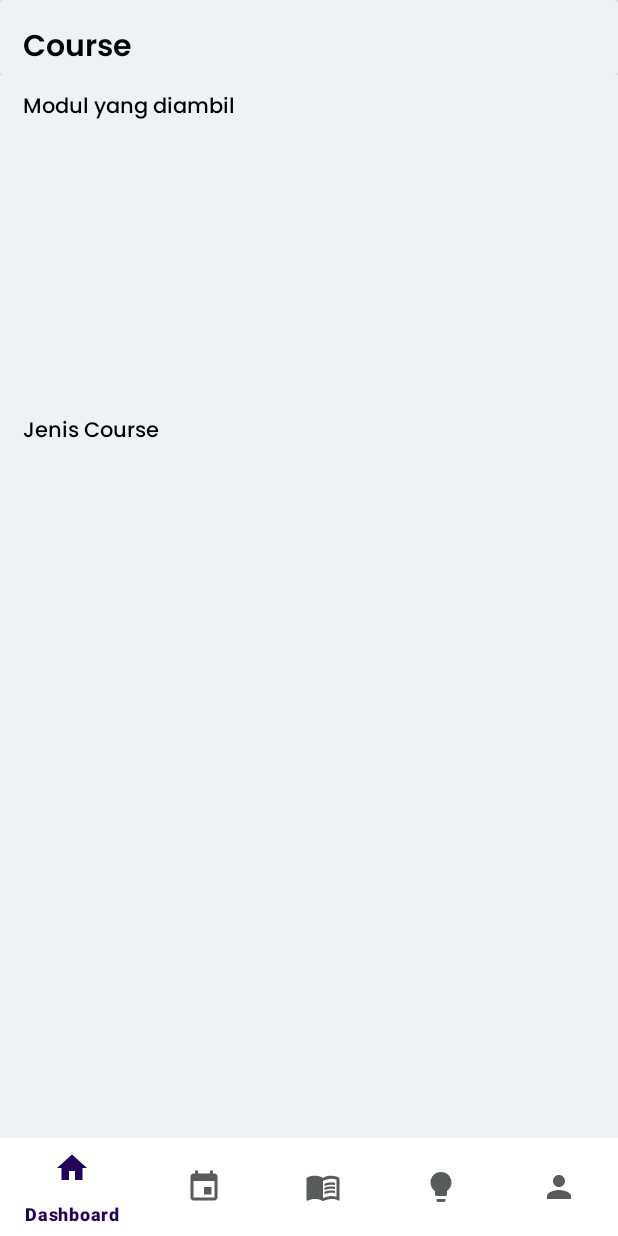
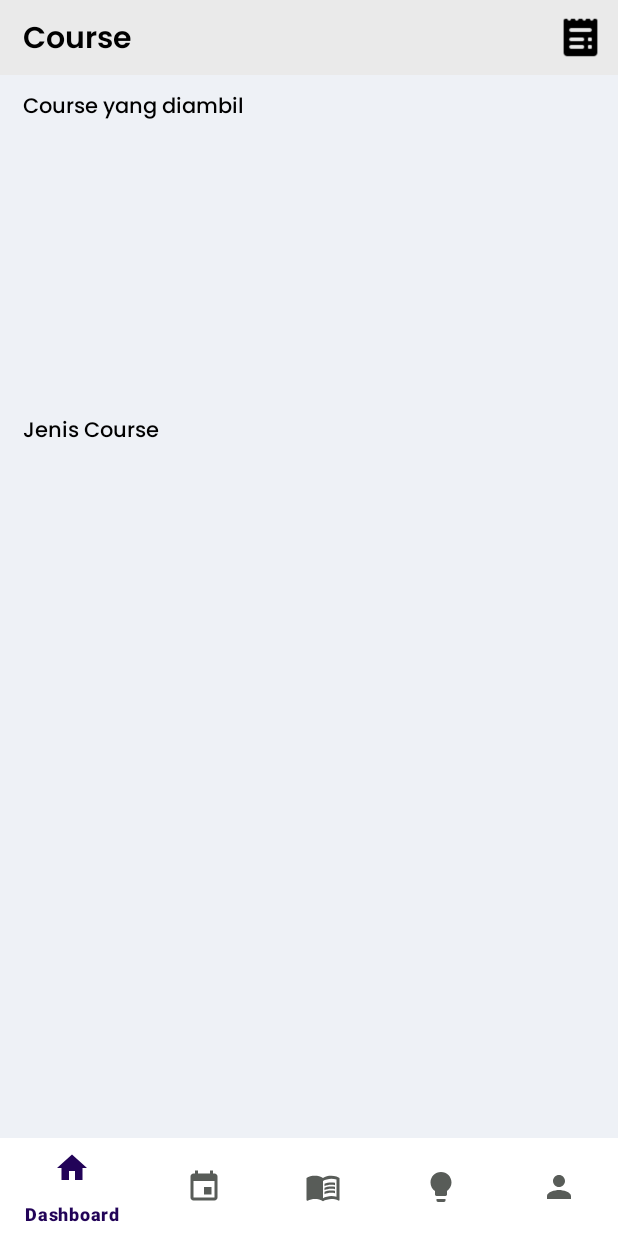
Before and after one commit to rzaynuri08/CodingCamp, an Android app: the fragment CourseFragment placed in its activity, on a phone screen of 412 x 824 dp. Run offline under Robolectric (Android 15) with nearby library versions, the phone set to English and light mode, and no system bars; our stand-ins replace Picasso; pictures from the network do not load.

Commit message:
update : resolve problem

```diff
--- a/app/src/main/java/com/cc/codingcamp/UI/activity/CoursedetailActivity.kt
+++ b/app/src/main/java/com/cc/codingcamp/UI/activity/CoursedetailActivity.kt
@@ -1,7 +1,9 @@
 package com.cc.codingcamp.UI.activity
 
+import android.content.Intent
 import androidx.appcompat.app.AppCompatActivity
 import android.os.Bundle
+import android.widget.Button
 import android.widget.ImageView
 import android.widget.TextView
 import androidx.fragment.app.Fragment
@@ -19,6 +21,7 @@ import retrofit2.Response
 class CoursedetailActivity : AppCompatActivity() {
     private lateinit var gambar: ImageView
     private var isDetailFragmentActive = true
+    private lateinit var btnBeliCourseDetail: Button
 
     override fun onCreate(savedInstanceState: Bundle?) {
         super.onCreate(savedInstanceState)
@@ -27,6 +30,15 @@ class CoursedetailActivity : AppCompatActivity() {
         gambar = findViewById(R.id.img_gambarcoursedetail)
 
         val courseId = intent.getStringExtra("course_id")
+
+        btnBeliCourseDetail = findViewById(R.id.btn_belicoursedetail)
+        btnBeliCourseDetail.setOnClickListener {
+            // Add the code to navigate to TransactionActivity
+            val intent = Intent(this, TransactionActivity::class.java)
+            intent.putExtra("course_id", courseId)
+            startActivity(intent)
+        }
+
 
         val bottomNavigationView = findViewById<BottomNavigationView>(R.id.bottomNavigationView)
         bottomNavigationView.setOnNavigationItemSelectedListener { item ->
--- a/app/src/main/java/com/cc/codingcamp/UI/fragment/CourseFragment.kt
+++ b/app/src/main/java/com/cc/codingcamp/UI/fragment/CourseFragment.kt
@@ -8,6 +8,7 @@ import androidx.fragment.app.Fragment
 import android.view.LayoutInflater
 import android.view.View
 import android.view.ViewGroup
+import android.widget.ImageButton
 import android.widget.Toast
 import androidx.recyclerview.widget.GridLayoutManager
 import androidx.recyclerview.widget.LinearLayoutManager
@@ -28,9 +29,9 @@ class CourseFragment : Fragment() {
 
     private lateinit var recyclerViewJenisModul: RecyclerView
     private lateinit var jenisModulAdapter: JenisModulAdapter
-
     private lateinit var recyclerViewModulDimiliki: RecyclerView
     private lateinit var moduldimilikiAdapter: ModuldimilikiAdapter
+    private lateinit var btnTransaksi: ImageButton
     private lateinit var sharedPreferences: SharedPreferences
 
     override fun onCreateView(
@@ -44,6 +45,7 @@ class CourseFragment : Fragment() {
         recyclerViewJenisModul.layoutManager = GridLayoutManager(requireContext(), 3)
         jenisModulAdapter = JenisModulAdapter(requireContext(), emptyList())
         recyclerViewJenisModul.adapter = jenisModulAdapter
+        btnTransaksi = view.findViewById(R.id.btn_allTransaksi)
 
         // Panggil API untuk mendapatkan data JenisModul
         val apiServiceJenisModul = Service.apiService
@@ -107,6 +109,10 @@ class CourseFragment : Fragment() {
             }
         })
 
+        btnTransaksi.setOnClickListener{
+
+        }
+
         loadModulData(userLog)
 
         return view
--- a/app/src/main/res/layout/fragment_course.xml
+++ b/app/src/main/res/layout/fragment_course.xml
@@ -10,11 +10,12 @@
         android:id="@+id/header_title"
         android:layout_width="match_parent"
         android:layout_height="wrap_content"
+        android:orientation="horizontal"
         app:layout_constraintEnd_toEndOf="parent"
         app:layout_constraintStart_toStartOf="parent"
         app:layout_constraintTop_toTopOf="parent">
 
-        <androidx.cardview.widget.CardView
+        <androidx.constraintlayout.widget.ConstraintLayout
             android:layout_width="match_parent"
             android:layout_height="50dp"
             app:cardBackgroundColor="#EEF1F6">
@@ -22,13 +23,26 @@
             <TextView
                 android:layout_width="150dp"
                 android:layout_height="30dp"
-                android:layout_marginLeft="15dp"
-                android:layout_marginTop="15dp"
                 android:fontFamily="@font/poppins_semibold"
                 android:text="Course"
+                android:layout_marginStart="15dp"
                 android:textColor="#000000"
-                android:textSize="20sp" />
-        </androidx.cardview.widget.CardView>
+                android:textSize="20sp"
+                app:layout_constraintBottom_toBottomOf="parent"
+                app:layout_constraintStart_toStartOf="parent"
+                app:layout_constraintTop_toTopOf="parent" />
+
+            <ImageButton
+                android:id="@+id/btn_allTransaksi"
+                android:layout_width="50dp"
+                android:layout_height="50dp"
+                android:src="@drawable/bill_48px"
+                android:scaleType="centerCrop"
+                android:backgroundTint="#00000000"
+                app:layout_constraintBottom_toBottomOf="parent"
+                app:layout_constraintEnd_toEndOf="parent"
+                app:layout_constraintTop_toTopOf="parent" />
+        </androidx.constraintlayout.widget.ConstraintLayout>
     </LinearLayout>
 
     <ScrollView
@@ -50,7 +64,7 @@
                 android:layout_height="wrap_content"
                 android:layout_marginStart="15dp"
                 android:layout_marginTop="10dp"
-                android:text="Modul yang diambil"
+                android:text="Course yang diambil"
                 android:fontFamily="@font/poppins_medium"
                 android:textColor="#000000"/>
 
--- a/app/src/main/res/layout/fragment_home.xml
+++ b/app/src/main/res/layout/fragment_home.xml
@@ -198,6 +198,7 @@
                         android:id="@+id/txt_homefotoprofil"
                         android:layout_width="120dp"
                         android:layout_height="120dp"
+                        android:scaleType="centerCrop"
                         android:padding="2dp"
                         app:strokeWidth="1dp"
                         app:strokeColor="#222640"
--- a/app/src/main/res/layout/item_materi.xml
+++ b/app/src/main/res/layout/item_materi.xml
@@ -1,10 +1,9 @@
 <?xml version="1.0" encoding="utf-8"?>
 <androidx.constraintlayout.widget.ConstraintLayout xmlns:android="http://schemas.android.com/apk/res/android"
     xmlns:app="http://schemas.android.com/apk/res-auto"
-    xmlns:tools="http://schemas.android.com/tools"
     android:layout_width="match_parent"
     android:layout_height="wrap_content"
-    android:padding="15dp">
+    android:padding="10dp">
 
     <TextView
         android:id="@+id/judulmateri"
@@ -15,7 +14,7 @@
         android:textSize="15dp"
         app:layout_constraintEnd_toEndOf="parent"
         app:layout_constraintStart_toStartOf="parent"
-        app:layout_constraintTop_toTopOf="parent" />
+        app:layout_constraintTop_toTopOf="parent"/>
 
     <TextView
         android:id="@+id/materi"
```
Also changed, not shown: app/src/main/res/drawable/bill_48px.png (added).
